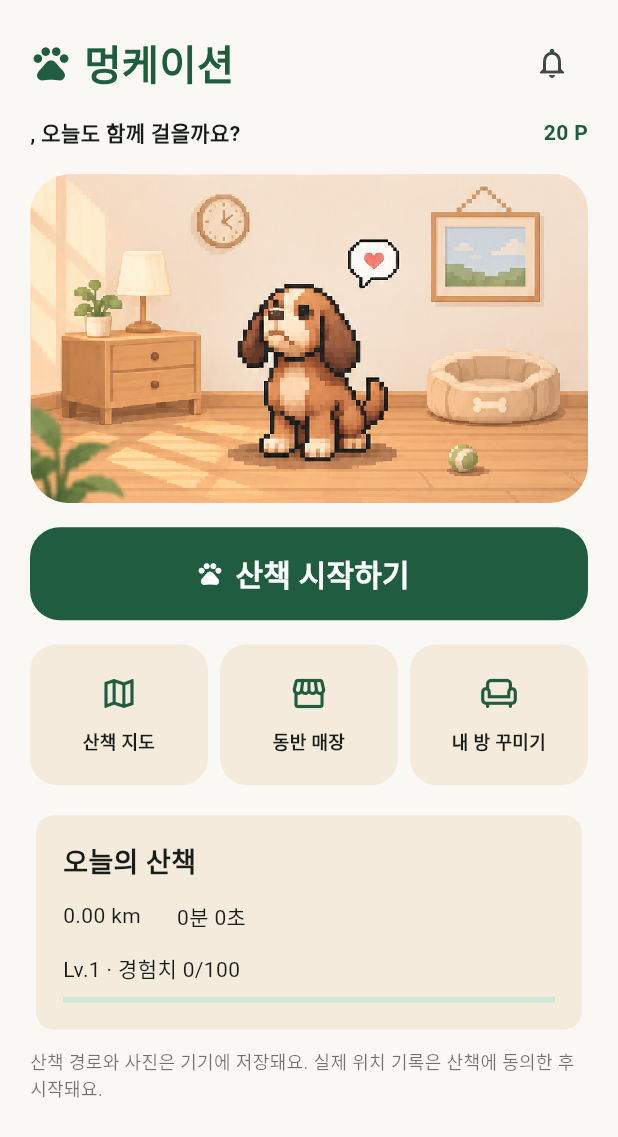
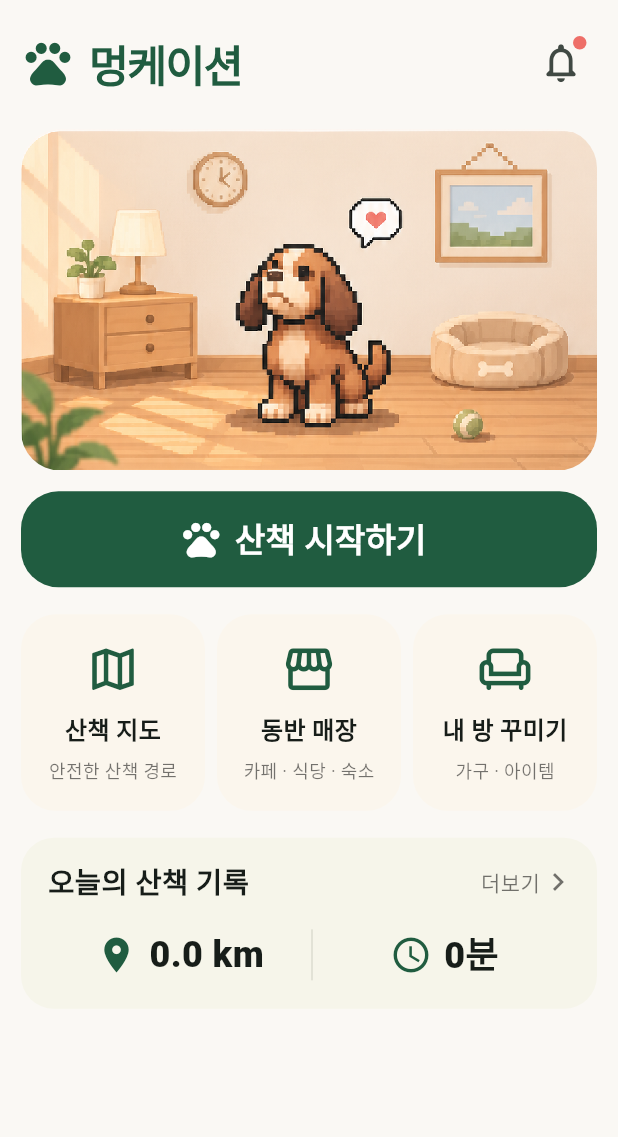
Before and after one commit to kangtaehan/mungcation, a Flutter app: the HomePage widget shown alone on an empty page, opened directly with empty values, on a phone screen of 412 x 824 dp. Shown: the top 1137 px of the screen. Run offline on Flutter 3.47's test engine with Material 3 defaults, Android fonts, the phone set to English and light mode, and no system bars; our stand-ins replace flutter_map, geolocator, image_picker, latlong2, shared_preferences; accounts and stored records are empty.

Commit message:
Redesign home dashboard

```diff
--- a/lib/main.dart
+++ b/lib/main.dart
@@ -15,6 +15,7 @@ import 'features/account_pages.dart';
 import 'features/places_page.dart';
 import 'features/walking_page.dart';
 import 'widgets/pet_room.dart';
+import 'widgets/home_dashboard.dart';
 
 void main() {
   WidgetsFlutterBinding.ensureInitialized();
@@ -182,10 +183,13 @@ class _ShellState extends State<Shell> {
           ),
         ),
         bottomNavigationBar: NavigationBar(
-          height: 70,
+          height: 78,
+          backgroundColor: const Color(0xFFFFFCF8),
+          elevation: 0,
           selectedIndex: selected == 4 ? 1 : selected,
           onDestinationSelected: go,
-          indicatorColor: const Color(0xFFE8F0E7),
+          indicatorColor: Colors.transparent,
+          labelBehavior: NavigationDestinationLabelBehavior.alwaysShow,
           destinations: const [
             NavigationDestination(
               icon: Icon(Icons.home_outlined),
@@ -237,26 +241,24 @@ class HomePage extends StatelessWidget {
     );
     final meters = today.fold<double>(0, (a, w) => a + w.meters),
         seconds = today.fold<int>(0, (a, w) => a + w.seconds);
-    return ListView(
-      padding: const EdgeInsets.fromLTRB(20, 18, 20, 30),
-      children: [
-        Row(
-          children: [
-            const Icon(Icons.pets, color: forest, size: 28),
-            const SizedBox(width: 8),
-            const Expanded(
-              child: Text(
-                '멍케이션',
-                style: TextStyle(
-                  fontSize: 27,
-                  fontWeight: FontWeight.w800,
-                  color: forest,
+    return HomeDashboard(
+      room: PetRoom(
+        equipped: data.equipped,
+        equipment: data.equipment,
+        name: pet.name,
+        character: pet.character,
+        pixelPhoto: pet.pixelPhoto,
+        furniture: data.furniture,
       ),
-              ),
-            ),
-            IconButton(
-              tooltip: '알림',
-              onPressed: () => showDialog<void>(
+      distance: '${(meters / 1000).toStringAsFixed(1)} km',
+      duration: '${seconds ~/ 60}분',
+      walkInProgress: session.hasWalk,
+      onWalk: () => onGo(1),
+      onMap: () => onGo(1),
+      onPlaces: () => onGo(4),
+      onDecorate: onDecorate,
+      onHistory: () => onGo(3),
+      onNotifications: () => showDialog<void>(
         context: context,
         builder: (context) => AlertDialog(
           title: const Text('오늘의 소식'),
@@ -275,153 +277,6 @@ class HomePage extends StatelessWidget {
           ],
         ),
       ),
-              icon: const Icon(Icons.notifications_none),
-            ),
-          ],
-        ),
-        const SizedBox(height: 12),
-        Row(
-          children: [
-            Expanded(
-              child: Text(
-                '${pet.name}, 오늘도 함께 걸을까요?',
-                style: const TextStyle(fontWeight: FontWeight.w700),
-              ),
-            ),
-            Text(
-              '${data.coins} P',
-              style: const TextStyle(
-                fontWeight: FontWeight.bold,
-                color: forest,
-              ),
-            ),
-          ],
-        ),
-        const SizedBox(height: 16),
-        PetRoom(
-          equipped: data.equipped,
-          equipment: data.equipment,
-          name: pet.name,
-          character: pet.character,
-          pixelPhoto: pet.pixelPhoto,
-          furniture: data.furniture,
-        ),
-        const SizedBox(height: 16),
-        ListenableBuilder(
-          listenable: session,
-          builder: (context, _) => FilledButton.icon(
-            onPressed: () => onGo(1),
-            icon: const Icon(Icons.pets),
-            label: Text(
-              session.hasWalk ? '진행 중인 산책 보기' : '산책 시작하기',
-              style: const TextStyle(fontSize: 20, fontWeight: FontWeight.w700),
-            ),
-            style: FilledButton.styleFrom(
-              minimumSize: const Size.fromHeight(62),
-              shape: RoundedRectangleBorder(
-                borderRadius: BorderRadius.circular(20),
-              ),
-            ),
-          ),
-        ),
-        const SizedBox(height: 16),
-        Row(
-          children: [
-            QuickAction(
-              icon: Icons.map_outlined,
-              title: '산책 지도',
-              onTap: () => onGo(1),
-            ),
-            const SizedBox(width: 8),
-            QuickAction(
-              icon: Icons.storefront_outlined,
-              title: '동반 매장',
-              onTap: () => onGo(4),
-            ),
-            const SizedBox(width: 8),
-            QuickAction(
-              icon: Icons.chair_outlined,
-              title: '내 방 꾸미기',
-              onTap: onDecorate,
-            ),
-          ],
-        ),
-        const SizedBox(height: 16),
-        Card(
-          elevation: 0,
-          color: beige,
-          child: Padding(
-            padding: const EdgeInsets.all(18),
-            child: Column(
-              crossAxisAlignment: CrossAxisAlignment.start,
-              children: [
-                const Text(
-                  '오늘의 산책',
-                  style: TextStyle(fontSize: 18, fontWeight: FontWeight.bold),
-                ),
-                const SizedBox(height: 12),
-                Wrap(
-                  spacing: 24,
-                  runSpacing: 8,
-                  children: [
-                    Text('${(meters / 1000).toStringAsFixed(2)} km'),
-                    Text(durationLabel(seconds)),
-                  ],
-                ),
-                const SizedBox(height: 14),
-                Text('Lv.${data.level} · 경험치 ${data.xp % 100}/100'),
-                const SizedBox(height: 8),
-                LinearProgressIndicator(value: (data.xp % 100) / 100),
-              ],
-            ),
-          ),
-        ),
-        const SizedBox(height: 8),
-        const Text(
-          '산책 경로와 사진은 기기에 저장돼요. 실제 위치 기록은 산책에 동의한 후 시작돼요.',
-          style: TextStyle(fontSize: 12, color: Colors.black54),
-        ),
-      ],
     );
   }
 }
-
-class QuickAction extends StatelessWidget {
-  final IconData icon;
-  final String title;
-  final VoidCallback onTap;
-  const QuickAction({
-    super.key,
-    required this.icon,
-    required this.title,
-    required this.onTap,
-  });
-  @override
-  Widget build(BuildContext context) => Expanded(
-    child: Material(
-      color: beige,
-      borderRadius: BorderRadius.circular(18),
-      child: InkWell(
-        onTap: onTap,
-        borderRadius: BorderRadius.circular(18),
-        child: Padding(
-          padding: const EdgeInsets.symmetric(vertical: 20, horizontal: 4),
-          child: Column(
-            children: [
-              Icon(icon, color: forest, size: 26),
-              const SizedBox(height: 10),
-              Text(
-                title,
-                style: const TextStyle(
-                  fontSize: 12,
-                  fontWeight: FontWeight.bold,
-                ),
-                textAlign: TextAlign.center,
-              ),
-            ],
-          ),
-        ),
-      ),
-    ),
-  );
-}
--- a/lib/main_preview.dart
+++ b/lib/main_preview.dart
@@ -4,6 +4,7 @@ import 'package:shared_preferences/shared_preferences.dart';
 import 'core/ui.dart';
 import 'models/catalog.dart';
 import 'widgets/pet_room.dart';
+import 'widgets/home_dashboard.dart';
 
 void main() {
   WidgetsFlutterBinding.ensureInitialized();
@@ -36,7 +37,7 @@ class PreviewShell extends StatefulWidget {
 
 class _PreviewShellState extends State<PreviewShell> {
   static const _equipmentKey = 'mungcation.preview.equipment';
-  int tab = 0, coins = 120;
+  int tab = 0;
   bool walking = false;
   Set<String> equipment = {'ribbon'};
   final furniture = <String, List<double>>{
@@ -83,20 +84,6 @@ class _PreviewShellState extends State<PreviewShell> {
 
   @override
   Widget build(BuildContext context) => Scaffold(
-    appBar: AppBar(
-      title: const Text('멍케이션'),
-      actions: [
-        Container(
-          margin: const EdgeInsets.only(right: 14),
-          padding: const EdgeInsets.symmetric(horizontal: 12, vertical: 7),
-          decoration: BoxDecoration(
-            color: beige,
-            borderRadius: BorderRadius.circular(20),
-          ),
-          child: Text('🦴 $coins P'),
-        ),
-      ],
-    ),
     body: SafeArea(
       child: Column(
         children: [
@@ -114,11 +101,15 @@ class _PreviewShellState extends State<PreviewShell> {
       ),
     ),
     bottomNavigationBar: NavigationBar(
+      height: 78,
+      backgroundColor: const Color(0xFFFFFCF8),
+      elevation: 0,
+      indicatorColor: Colors.transparent,
       selectedIndex: tab,
       onDestinationSelected: (value) => setState(() => tab = value),
       destinations: const [
         NavigationDestination(icon: Icon(Icons.home_outlined), label: '홈'),
-        NavigationDestination(icon: Icon(Icons.directions_walk), label: '산책'),
+        NavigationDestination(icon: Icon(Icons.map_outlined), label: '지도'),
         NavigationDestination(
           icon: Icon(Icons.storefront_outlined),
           label: '상점',
@@ -135,33 +126,25 @@ class _PreviewShellState extends State<PreviewShell> {
     ),
   );
 
-  Widget home() => page([
-    const Text(
-      '오늘도 함께 걸어볼까요?',
-      style: TextStyle(fontSize: 25, fontWeight: FontWeight.bold),
-    ),
-    const SizedBox(height: 14),
-    PetRoom(
+  Widget home() => HomeDashboard(
+    room: PetRoom(
       equipped: 'none',
       equipment: equipment,
       name: '몽이',
-      character: 'brown',
+      character: 'original',
       furniture: furniture,
       onMove: (id, position) => setState(() => furniture[id] = position),
     ),
-    const SizedBox(height: 14),
-    Card(
-      child: ListTile(
-        leading: const CircleAvatar(child: Icon(Icons.pets)),
-        title: const Text('몽이 · Lv.2'),
-        subtitle: const Text('오늘 1.2km · 24분 · 1회'),
-        trailing: FilledButton(
-          onPressed: () => setState(() => tab = 1),
-          child: const Text('산책하기'),
-        ),
-      ),
-    ),
-  ]);
+    distance: '2.8 km',
+    duration: '42분',
+    walkInProgress: walking,
+    onWalk: () => setState(() => tab = 1),
+    onMap: () => setState(() => tab = 1),
+    onPlaces: () => previewOnly('동반 매장 검색'),
+    onDecorate: () => setState(() => tab = 2),
+    onHistory: () => setState(() => tab = 3),
+    onNotifications: () => feedback(context, '새로운 산책 알림이 있어요.'),
+  );
 
   Widget walk() => page([
     const Text(
--- /dev/null
+++ b/lib/widgets/home_dashboard.dart
@@ -0,0 +1,255 @@
+import 'package:flutter/material.dart';
+
+import '../core/ui.dart';
+
+class HomeDashboard extends StatelessWidget {
+  final Widget room;
+  final String distance;
+  final String duration;
+  final bool walkInProgress;
+  final VoidCallback onNotifications;
+  final VoidCallback onWalk;
+  final VoidCallback onMap;
+  final VoidCallback onPlaces;
+  final VoidCallback onDecorate;
+  final VoidCallback onHistory;
+
+  const HomeDashboard({
+    super.key,
+    required this.room,
+    required this.distance,
+    required this.duration,
+    required this.walkInProgress,
+    required this.onNotifications,
+    required this.onWalk,
+    required this.onMap,
+    required this.onPlaces,
+    required this.onDecorate,
+    required this.onHistory,
+  });
+
+  @override
+  Widget build(BuildContext context) => Center(
+    child: ConstrainedBox(
+      constraints: const BoxConstraints(maxWidth: 720),
+      child: ListView(
+        padding: const EdgeInsets.fromLTRB(14, 18, 14, 26),
+        children: [
+          Row(
+            children: [
+              const Icon(Icons.pets, color: forest, size: 36),
+              const SizedBox(width: 10),
+              const Expanded(
+                child: Text(
+                  '멍케이션',
+                  style: TextStyle(
+                    color: forest,
+                    fontSize: 29,
+                    fontWeight: FontWeight.w900,
+                    letterSpacing: -1.2,
+                  ),
+                ),
+              ),
+              Stack(
+                clipBehavior: Clip.none,
+                children: [
+                  IconButton(
+                    tooltip: '알림',
+                    onPressed: onNotifications,
+                    icon: const Icon(Icons.notifications_none_rounded, size: 31),
+                  ),
+                  const Positioned(
+                    right: 7,
+                    top: 6,
+                    child: DecoratedBox(
+                      decoration: BoxDecoration(
+                        color: Color(0xFFEE6F68),
+                        shape: BoxShape.circle,
+                      ),
+                      child: SizedBox(width: 9, height: 9),
+                    ),
+                  ),
+                ],
+              ),
+            ],
+          ),
+          const SizedBox(height: 20),
+          room,
+          const SizedBox(height: 14),
+          FilledButton.icon(
+            onPressed: onWalk,
+            icon: const Icon(Icons.pets, size: 29),
+            label: Text(
+              walkInProgress ? '진행 중인 산책 보기' : '산책 시작하기',
+              style: const TextStyle(fontSize: 22, fontWeight: FontWeight.w800),
+            ),
+            style: FilledButton.styleFrom(
+              minimumSize: const Size.fromHeight(64),
+              backgroundColor: forest,
+              foregroundColor: Colors.white,
+              shape: RoundedRectangleBorder(
+                borderRadius: BorderRadius.circular(25),
+              ),
+            ),
+          ),
+          const SizedBox(height: 18),
+          Row(
+            children: [
+              Expanded(
+                child: _ActionCard(
+                  icon: Icons.map_outlined,
+                  title: '산책 지도',
+                  subtitle: '안전한 산책 경로',
+                  onTap: onMap,
+                ),
+              ),
+              const SizedBox(width: 8),
+              Expanded(
+                child: _ActionCard(
+                  icon: Icons.storefront_outlined,
+                  title: '동반 매장',
+                  subtitle: '카페 · 식당 · 숙소',
+                  onTap: onPlaces,
+                ),
+              ),
+              const SizedBox(width: 8),
+              Expanded(
+                child: _ActionCard(
+                  icon: Icons.chair_outlined,
+                  title: '내 방 꾸미기',
+                  subtitle: '가구 · 아이템',
+                  onTap: onDecorate,
+                ),
+              ),
+            ],
+          ),
+          const SizedBox(height: 18),
+          Material(
+            color: const Color(0xFFF6F5EA),
+            borderRadius: BorderRadius.circular(22),
+            child: InkWell(
+              onTap: onHistory,
+              borderRadius: BorderRadius.circular(22),
+              child: Padding(
+                padding: const EdgeInsets.fromLTRB(18, 15, 14, 18),
+                child: Column(
+                  children: [
+                    Row(
+                      children: [
+                        const Expanded(
+                          child: Text(
+                            '오늘의 산책 기록',
+                            style: TextStyle(
+                              fontSize: 19,
+                              fontWeight: FontWeight.w800,
+                            ),
+                          ),
+                        ),
+                        const Text('더보기', style: TextStyle(color: Colors.black54)),
+                        const Icon(Icons.chevron_right, color: Colors.black54),
+                      ],
+                    ),
+                    const SizedBox(height: 16),
+                    Row(
+                      children: [
+                        Expanded(
+                          child: _Stat(
+                            icon: Icons.location_on,
+                            value: distance,
+                          ),
+                        ),
+                        Container(width: 1, height: 34, color: const Color(0xFFDCDCCF)),
+                        Expanded(
+                          child: _Stat(
+                            icon: Icons.schedule,
+                            value: duration,
+                          ),
+                        ),
+                      ],
+                    ),
+                  ],
+                ),
+              ),
+            ),
+          ),
+        ],
+      ),
+    ),
+  );
+}
+
+class _ActionCard extends StatelessWidget {
+  final IconData icon;
+  final String title;
+  final String subtitle;
+  final VoidCallback onTap;
+
+  const _ActionCard({
+    required this.icon,
+    required this.title,
+    required this.subtitle,
+    required this.onTap,
+  });
+
+  @override
+  Widget build(BuildContext context) => Material(
+    color: const Color(0xFFFBF6ED),
+    borderRadius: BorderRadius.circular(23),
+    child: InkWell(
+      onTap: onTap,
+      borderRadius: BorderRadius.circular(23),
+      child: Padding(
+        padding: const EdgeInsets.symmetric(horizontal: 4, vertical: 18),
+        child: Column(
+          mainAxisSize: MainAxisSize.min,
+          children: [
+            Icon(icon, color: forest, size: 37),
+            const SizedBox(height: 10),
+            FittedBox(
+              fit: BoxFit.scaleDown,
+              child: Text(
+                title,
+                maxLines: 1,
+                style: const TextStyle(fontSize: 16, fontWeight: FontWeight.w800),
+              ),
+            ),
+            const SizedBox(height: 6),
+            FittedBox(
+              fit: BoxFit.scaleDown,
+              child: Text(
+                subtitle,
+                maxLines: 1,
+                style: const TextStyle(fontSize: 12, color: Colors.black54),
+              ),
+            ),
+          ],
+        ),
+      ),
+    ),
+  );
+}
+
+class _Stat extends StatelessWidget {
+  final IconData icon;
+  final String value;
+
+  const _Stat({required this.icon, required this.value});
+
+  @override
+  Widget build(BuildContext context) => Row(
+    mainAxisAlignment: MainAxisAlignment.center,
+    children: [
+      Icon(icon, color: forest, size: 28),
+      const SizedBox(width: 8),
+      Flexible(
+        child: FittedBox(
+          fit: BoxFit.scaleDown,
+          child: Text(
+            value,
+            style: const TextStyle(fontSize: 24, fontWeight: FontWeight.w800),
+          ),
+        ),
+      ),
+    ],
+  );
+}
```
Also changed, not shown: 1 other file. Lines whose indentation alone changed are shown as unchanged.
